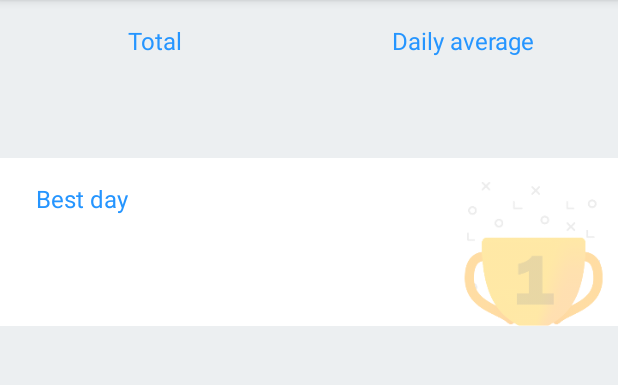
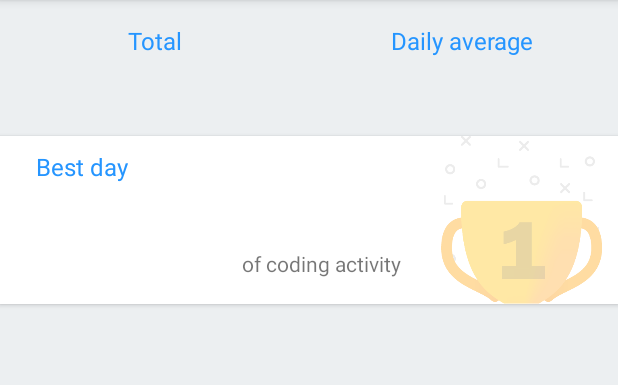
Before and after one commit to Kondenko/pocketwaka, an Android app: the fragment FragmentStatsData placed in its activity, on a phone screen of 412 x 824 dp, the part 84-469 px from its top. Run offline under Robolectric (Android 15) with nearby library versions, the phone set to English and light mode, and no system bars; our stand-ins replace EventBus, data binding; libraries missing offline, so code that uses them is left out: com.ogaclejapan.smarttablayout; 4 statements that could not run were skipped.

Commit message:
Optimize UI

```diff
--- a/app/src/main/java/com/kondenko/pocketwaka/screens/fragments/stats/FragmentStatsContainer.kt
+++ b/app/src/main/java/com/kondenko/pocketwaka/screens/fragments/stats/FragmentStatsContainer.kt
@@ -36,8 +36,8 @@ class FragmentStatsContainer : Fragment() {
     override fun onCreateView(inflater: LayoutInflater?, container: ViewGroup?,
                               savedInstanceState: Bundle?): View? {
         val view = inflater?.inflate(R.layout.fragment_stats_container, container, false)
-        viewPager = view?.findViewById(R.id.viewPager) as ViewPager
-        smartTabLayout = view?.findViewById(R.id.tabLayout) as SmartTabLayout
+        viewPager = view?.findViewById(R.id.viewpager_stats_tab_content) as ViewPager
+        smartTabLayout = view?.findViewById(R.id.tablayout_stats_ranges) as SmartTabLayout
         return view
     }
 
--- a/app/src/main/java/com/kondenko/pocketwaka/screens/fragments/stats/FragmentStatsData.kt
+++ b/app/src/main/java/com/kondenko/pocketwaka/screens/fragments/stats/FragmentStatsData.kt
@@ -42,7 +42,7 @@ class FragmentStatsData : Fragment() {
 
     override fun onCreateView(inflater: LayoutInflater?, container: ViewGroup?,
                               savedInstanceState: Bundle?): View? {
-        // Setup data
+        // Setup data binding
         val dataObject: DataWrapper? = arguments?.getParcelable(ARG_STATS_DATA)
         val binding = DataBindingUtil.inflate<FragmentStatsDataBinding>(inflater, R.layout.fragment_stats_data, container, false)
         dataObject?.let {
--- a/app/src/main/res/layout/activity_main.xml
+++ b/app/src/main/res/layout/activity_main.xml
@@ -1,33 +1,9 @@
 <?xml version="1.0" encoding="utf-8"?>
-<RelativeLayout
+<FrameLayout
     xmlns:android="http://schemas.android.com/apk/res/android"
     xmlns:tools="http://schemas.android.com/tools"
     android:layout_width="match_parent"
     android:layout_height="match_parent"
     android:background="@color/color_background_gray"
     tools:context="com.kondenko.pocketwaka.screens.activities.main.MainActivity"
-    >
-
-    <!--
-
-    <android.support.design.widget.BottomNavigationView
-        android:id="@+id/bottomNavigationView"
-        android:layout_width="match_parent"
-        android:layout_height="@dimen/bottom_nav_height"
-        android:layout_alignParentBottom="true"
-        android:clipToPadding="false"
-        app:itemBackground="@android:color/white"
-        app:menu="@menu/main_bottom_navigation_menu"
-        />
-
-        -->
-
-    <FrameLayout
-        android:id="@+id/container"
-        android:layout_width="match_parent"
-        android:layout_height="match_parent"
-        />
-
-    <!--android:layout_above="@+id/bottomNavigationView"-->
-
-</RelativeLayout>
+    android:id="@+id/container" />
--- a/app/src/main/res/layout/fragment_stats.xml
+++ b/app/src/main/res/layout/fragment_stats.xml
@@ -2,5 +2,5 @@
     xmlns:android="http://schemas.android.com/apk/res/android"
     android:id="@+id/container_stats"
     android:layout_width="match_parent"
-    android:layout_height="match_parent"
+    android:layout_height="wrap_content"
   />
--- a/app/src/main/res/layout/fragment_stats_container.xml
+++ b/app/src/main/res/layout/fragment_stats_container.xml
@@ -8,7 +8,7 @@
     >
 
         <com.ogaclejapan.smarttablayout.SmartTabLayout
-            android:id="@+id/tabLayout"
+            android:id="@+id/tablayout_stats_ranges"
             android:layout_width="match_parent"
             android:layout_height="@dimen/height_stats_tab_bar"
             android:clipToPadding="false"
@@ -17,8 +17,7 @@
             app:stl_defaultTabTextColor="@color/color_state_stats_tab"
             app:stl_defaultTabTextMinWidth="@dimen/width_stats_tab_min"
             app:stl_defaultTabTextSize="@dimen/textsize_stats_tabs"
-            app:stl_distributeEvenly="true"
-            app:stl_dividerColor="@android:color/transparent"
+            app:stl_distributeEvenly="false"
             app:stl_dividerThickness="0dp"
             app:stl_indicatorColor="@color/color_accent"
             app:stl_indicatorCornerRadius="18dp"
@@ -26,12 +25,11 @@
             app:stl_indicatorInterpolation="linear"
             app:stl_indicatorThickness="@dimen/height_stats_tab_indicator"
             app:stl_indicatorWidth="@dimen/width_stats_tab_indicator"
-            app:stl_underlineColor="@android:color/transparent"
-            app:stl_underlineThickness="1dp"
+            app:stl_underlineThickness="0dp"
             />
 
     <android.support.v4.view.ViewPager
-        android:id="@+id/viewPager"
+        android:id="@+id/viewpager_stats_tab_content"
         android:layout_width="match_parent"
         android:layout_height="match_parent"
         />
--- a/app/src/main/res/layout/fragment_stats_data.xml
+++ b/app/src/main/res/layout/fragment_stats_data.xml
@@ -5,7 +5,9 @@
     xmlns:bind="http://schemas.android.com/apk/res-auto"
     xmlns:tools="http://schemas.android.com/tools"
     >
+
     <data>
+
         <import type="android.view.View"/>
 
         <variable
@@ -16,7 +18,7 @@
 
     <FrameLayout
         android:layout_width="match_parent"
-        android:layout_height="match_parent"
+        android:layout_height="wrap_content"
         >
 
         <com.kondenko.pocketwaka.ui.ObservableScrollView
@@ -29,7 +31,7 @@
             <android.support.constraint.ConstraintLayout
                 android:id="@+id/rootLayout"
                 android:layout_width="match_parent"
-                android:layout_height="wrap_content"
+                android:layout_height="match_parent"
                 >
 
                 <TextView
@@ -39,9 +41,11 @@
                     android:layout_marginTop="16dp"
                     android:text="@string/stats_header_total"
                     android:textAppearance="@style/TextAppearance.App.Stats.Header"
+                    app:layout_constraintHorizontal_bias="0.5"
                     app:layout_constraintLeft_toLeftOf="@+id/textViewTotal"
                     app:layout_constraintRight_toRightOf="@+id/textViewTotal"
                     app:layout_constraintTop_toTopOf="parent"
+                    app:layout_constraintVertical_chainStyle="spread"
                     />
 
                 <TextView
@@ -51,6 +55,7 @@
                     android:layout_marginTop="16dp"
                     android:text="@string/stats_header_daily_average"
                     android:textAppearance="@style/TextAppearance.App.Stats.Header"
+                    app:layout_constraintHorizontal_bias="0.49"
                     app:layout_constraintLeft_toLeftOf="@+id/textViewDailyAverage"
                     app:layout_constraintRight_toRightOf="@+id/textViewDailyAverage"
                     app:layout_constraintTop_toTopOf="parent"
@@ -64,7 +69,7 @@
                     android:layout_marginLeft="8dp"
                     android:layout_marginRight="8dp"
                     android:layout_marginStart="8dp"
-                    android:layout_marginTop="16dp"
+                    android:layout_marginTop="8dp"
                     android:gravity="center"
                     android:text="@{dataWrapper.stats.humanReadableTotal}"
                     android:textAppearance="@style/TextAppearance.App.Stats.TotalInfo"
@@ -83,7 +88,7 @@
                     android:layout_marginLeft="8dp"
                     android:layout_marginRight="8dp"
                     android:layout_marginStart="8dp"
-                    android:layout_marginTop="16dp"
+                    android:layout_marginTop="8dp"
                     android:gravity="center"
                     android:text="@{dataWrapper.stats.humanReadableDailyAverage}"
                     android:textAppearance="@style/TextAppearance.App.Stats.TotalInfo"
@@ -95,18 +100,20 @@
                     />
 
                 <include
-                    android:id="@+id/include"
-                    layout="@layout/layout_best_day"
+                    android:id="@+id/include_best_day"
+                    layout="@layout/layout_stats_best_day"
                     android:layout_width="0dp"
                     android:layout_height="112dp"
+                    android:layout_marginBottom="16dp"
                     android:layout_marginTop="24dp"
+                    android:clipToPadding="false"
                     android:visibility="@{(dataWrapper.stats.bestDay != null &amp;&amp; dataWrapper.stats.bestDay.totalSeconds &gt; 0) ? View.VISIBLE : View.GONE}"
-                    app:layout_constraintBottom_toBottomOf="parent"
+                    app:layout_constraintBottom_toTopOf="@+id/linearLayoutCards"
                     app:layout_constraintHorizontal_bias="0.0"
                     app:layout_constraintLeft_toLeftOf="parent"
                     app:layout_constraintRight_toRightOf="parent"
-                    app:layout_constraintTop_toBottomOf="@+id/textViewDailyAverage"
-                    app:layout_constraintVertical_bias="0.0"
+                    app:layout_constraintTop_toTopOf="@+id/guideline_best_day"
+                    app:layout_constraintVertical_bias="0.5"
                     bind:dataWrapper="@{dataWrapper}"
                     />
 
@@ -116,7 +123,7 @@
                     android:layout_height="wrap_content"
                     android:orientation="vertical"
                     app:layout_constraintGuide_percent="0.5"
-                    tools:layout_editor_absoluteX="192dp"
+                    tools:layout_editor_absoluteX="180dp"
                     tools:layout_editor_absoluteY="81dp"
                     />
 
@@ -124,15 +131,29 @@
                     android:id="@+id/linearLayoutCards"
                     android:layout_width="0dp"
                     android:layout_height="wrap_content"
+                    android:layout_marginBottom="6dp"
                     android:layout_marginEnd="@dimen/margin_all_card_inner"
                     android:layout_marginLeft="@dimen/margin_all_card_inner"
                     android:layout_marginRight="@dimen/margin_all_card_inner"
                     android:layout_marginStart="@dimen/margin_all_card_inner"
-                    android:layout_marginTop="16dp"
+                    android:layout_marginTop="0dp"
                     android:orientation="vertical"
+                    app:layout_constraintBottom_toBottomOf="parent"
+                    app:layout_constraintHorizontal_bias="0.0"
                     app:layout_constraintLeft_toLeftOf="parent"
                     app:layout_constraintRight_toRightOf="parent"
-                    app:layout_constraintTop_toBottomOf="@+id/include"
+                    app:layout_constraintTop_toBottomOf="@+id/include_best_day"
+                    app:layout_constraintVertical_bias="0.5"
+                    tools:background="@android:color/darker_gray"
+                    tools:layout_height="400dp"
+                    />
+
+                <android.support.constraint.Guideline
+                    android:id="@+id/guideline_best_day"
+                    android:layout_width="wrap_content"
+                    android:layout_height="wrap_content"
+                    android:orientation="horizontal"
+                    app:layout_constraintGuide_begin="67dp"
                     />
 
             </android.support.constraint.ConstraintLayout>
--- a/app/src/main/res/layout/layout_best_day.xml
+++ /dev/null
@@ -1,88 +0,0 @@
-<layout
-    xmlns:android="http://schemas.android.com/apk/res/android"
-    xmlns:tools="http://schemas.android.com/tools"
-    >
-
-    <data>
-        <variable
-            name="dataWrapper"
-            type="com.kondenko.pocketwaka.api.model.stats.DataWrapper"
-            />
-    </data>
-
-    <FrameLayout
-        android:layout_width="match_parent"
-        android:layout_height="112dp"
-        android:layout_marginTop="8dp"
-        android:background="@android:color/white"
-        >
-
-        <ImageView
-            android:layout_width="match_parent"
-            android:layout_height="match_parent"
-            android:foregroundGravity="right"
-            android:scaleType="fitEnd"
-            android:src="@drawable/stats_img_bestday"
-            android:alpha="@dimen/alpha_stats_bestday_img"
-            android:layout_marginEnd="@dimen/margin_right_stats_bestday_img"
-            android:layout_marginTop="@dimen/margin_top_stats_bestday_img"
-            />
-
-
-        <RelativeLayout
-            android:layout_width="match_parent"
-            android:layout_height="match_parent"
-            android:paddingBottom="@dimen/padding_stats_bestday_bottom_top"
-            android:paddingEnd="@dimen/padding_stats_bestday_side"
-            android:paddingStart="@dimen/padding_stats_bestday_side"
-            android:paddingTop="@dimen/padding_stats_bestday_bottom_top">
-
-            <TextView
-                android:id="@+id/textViewBestDayDate"
-                android:layout_width="wrap_content"
-                android:layout_height="wrap_content"
-                android:layout_alignParentTop="true"
-                android:layout_centerHorizontal="true"
-                android:textAppearance="@style/TextAppearance.App.Stats.BestDay.Date"
-                tools:text="Dec 28, 2016"
-                android:text="@{dataWrapper.stats.bestDay.date}"
-                />
-
-            <TextView
-                android:id="@+id/textViewBestDayTime"
-                android:layout_width="wrap_content"
-                android:layout_height="wrap_content"
-                android:layout_below="@+id/textViewBestDayDate"
-                android:layout_centerHorizontal="true"
-                android:text="@{dataWrapper.stats.bestDay.getHumanReadableTime(context)}"
-                android:textAlignment="center"
-                android:textAppearance="@style/TextAppearance.App.Stats.BestDay.Time"
-                tools:text="8 hrs 8 mins"
-                />
-
-            <TextView
-                android:id="@+id/textViewCaption"
-                android:layout_width="wrap_content"
-                android:layout_height="wrap_content"
-                android:layout_below="@+id/textViewBestDayTime"
-                android:layout_centerHorizontal="true"
-                android:textAppearance="@style/TextAppearance.App.Stats.BestDay.Caption"
-                android:text="@string/stats_caption_best_day"
-                android:visibility="invisible"
-                />
-
-            <TextView
-                android:id="@+id/textViewBestDayHeader"
-                android:layout_width="wrap_content"
-                android:layout_height="wrap_content"
-                android:layout_alignParentStart="true"
-                android:layout_alignParentTop="true"
-                android:layout_alignBaseline="@+id/textViewBestDayDate"
-                android:text="@string/stats_header_best_day"
-                android:textAppearance="@style/TextAppearance.App.Stats.Header"
-                />
-
-        </RelativeLayout>
-
-    </FrameLayout>
-</layout>
--- /dev/null
+++ b/app/src/main/res/layout/layout_stats_best_day.xml
@@ -0,0 +1,105 @@
+<layout
+    xmlns:android="http://schemas.android.com/apk/res/android"
+    xmlns:app="http://schemas.android.com/apk/res-auto"
+    xmlns:tools="http://schemas.android.com/tools"
+    >
+    <data>
+        <variable
+            name="dataWrapper"
+            type="com.kondenko.pocketwaka.api.model.stats.DataWrapper"
+            />
+    </data>
+
+    <!--TODO Check if works on pre-lollipop devices-->
+    <android.support.constraint.ConstraintLayout
+        android:layout_width="match_parent"
+        android:layout_height="@dimen/height_stats_bestday"
+        android:background="@android:color/white"
+        android:elevation="2dp"
+        tools:layout_editor_absoluteX="0dp"
+        tools:layout_editor_absoluteY="0dp"
+        tools:targetApi="lollipop"
+        android:paddingStart="@dimen/padding_stats_bestday_left"
+        >
+
+        <ImageView
+            android:id="@+id/imageview_bestday_img"
+            android:layout_width="0dp"
+            android:layout_height="wrap_content"
+            android:layout_marginEnd="@dimen/margin_right_stats_bestday_img"
+            android:alpha="@dimen/alpha_stats_bestday_img"
+            android:foregroundGravity="right"
+            android:scaleType="fitEnd"
+            android:src="@drawable/stats_img_bestday"
+            app:layout_constraintBottom_toBottomOf="parent"
+            app:layout_constraintHorizontal_bias="0.0"
+            app:layout_constraintLeft_toLeftOf="parent"
+            app:layout_constraintRight_toRightOf="parent"
+            app:layout_constraintTop_toTopOf="parent"
+            app:layout_constraintVertical_bias="0.0"
+            />
+
+
+        <TextView
+            android:id="@+id/textview_bestday_time"
+            android:layout_width="wrap_content"
+            android:layout_height="wrap_content"
+            android:layout_marginTop="8dp"
+            android:text="@{dataWrapper.stats.bestDay.getHumanReadableTime(context)}"
+            android:textAlignment="center"
+            android:textAppearance="@style/TextAppearance.App.Stats.BestDay.Time"
+            app:layout_constraintBottom_toTopOf="@+id/textview_bestday_caption"
+            app:layout_constraintHorizontal_bias="0.48"
+            app:layout_constraintLeft_toLeftOf="parent"
+            app:layout_constraintRight_toRightOf="parent"
+            app:layout_constraintTop_toBottomOf="@+id/textview_bestday_date"
+            tools:text="8 hrs 8 mins"
+            />
+
+        <TextView
+            android:id="@+id/textview_bestday_caption"
+            android:layout_width="wrap_content"
+            android:layout_height="wrap_content"
+            android:layout_marginBottom="16dp"
+            android:text="@string/stats_caption_best_day"
+            android:textAppearance="@style/TextAppearance.App.Stats.BestDay.Caption"
+            app:layout_constraintBottom_toBottomOf="parent"
+            app:layout_constraintLeft_toLeftOf="parent"
+            app:layout_constraintRight_toRightOf="parent"
+            app:layout_constraintTop_toBottomOf="@+id/textview_bestday_time"
+            />
+
+        <TextView
+            android:id="@+id/textview_besttday_header"
+            android:layout_width="wrap_content"
+            android:layout_height="wrap_content"
+            android:layout_marginEnd="8dp"
+            android:layout_marginLeft="8dp"
+            android:layout_marginRight="8dp"
+            android:layout_marginStart="8dp"
+            android:text="@string/stats_header_best_day"
+            android:textAppearance="@style/TextAppearance.App.Stats.Header"
+            app:layout_constraintBaseline_toBaselineOf="@+id/textview_bestday_date"
+            app:layout_constraintHorizontal_bias="0.0"
+            app:layout_constraintLeft_toLeftOf="parent"
+            app:layout_constraintRight_toLeftOf="@+id/textview_bestday_date"
+            />
+
+        <TextView
+            android:id="@+id/textview_bestday_date"
+            android:layout_width="wrap_content"
+            android:layout_height="wrap_content"
+            android:layout_marginTop="8dp"
+            android:text="@{dataWrapper.stats.bestDay.date}"
+            android:textAppearance="@style/TextAppearance.App.Stats.BestDay.Date"
+            app:layout_constraintBottom_toTopOf="@+id/textview_bestday_time"
+            app:layout_constraintHorizontal_bias="0.49"
+            app:layout_constraintLeft_toLeftOf="parent"
+            app:layout_constraintRight_toRightOf="parent"
+            app:layout_constraintTop_toTopOf="parent"
+            tools:text="12/08/2016"
+            />
+
+
+    </android.support.constraint.ConstraintLayout>
+</layout>
--- a/app/src/main/res/values/dimens.xml
+++ b/app/src/main/res/values/dimens.xml
@@ -30,8 +30,7 @@
     <dimen name="height_stats_shadow">4dp</dimen>
 
     <dimen name="height_stats_bestday">112dp</dimen>
-    <dimen name="padding_stats_bestday_side">24dp</dimen>
-    <dimen name="padding_stats_bestday_bottom_top">16dp</dimen>
+    <dimen name="padding_stats_bestday_left">16dp</dimen>
     <dimen name="margin_top_stats_bestday_img">16dp</dimen>
     <dimen name="margin_right_stats_bestday_img">8dp</dimen>
     <item name="alpha_stats_bestday_img" format="float" type="dimen">0.6</item>
```
